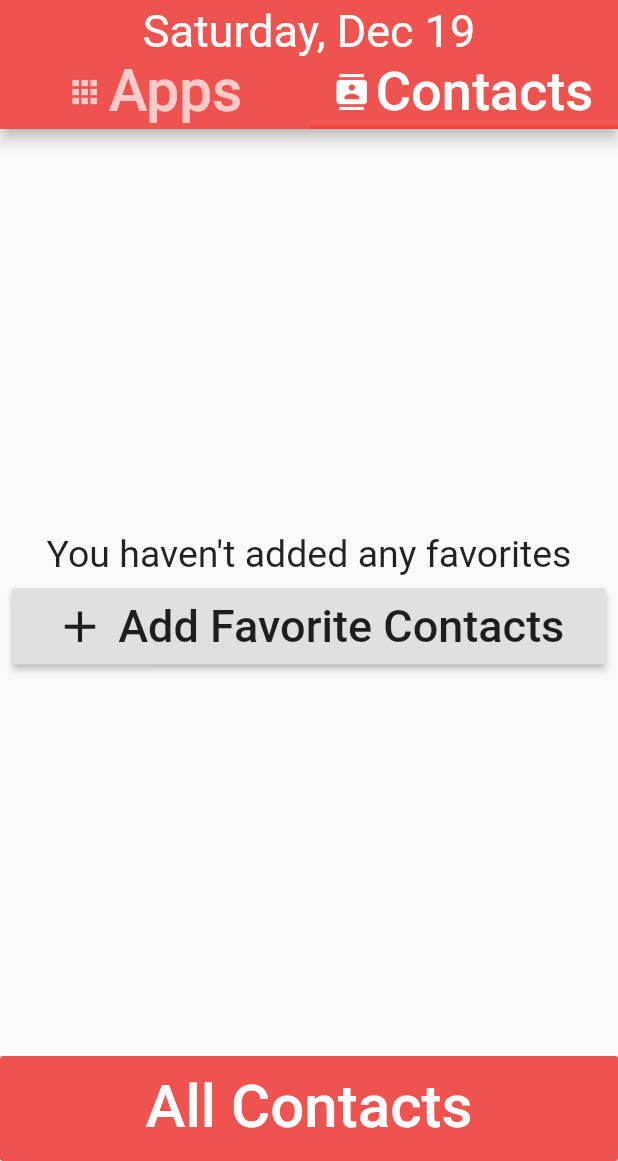
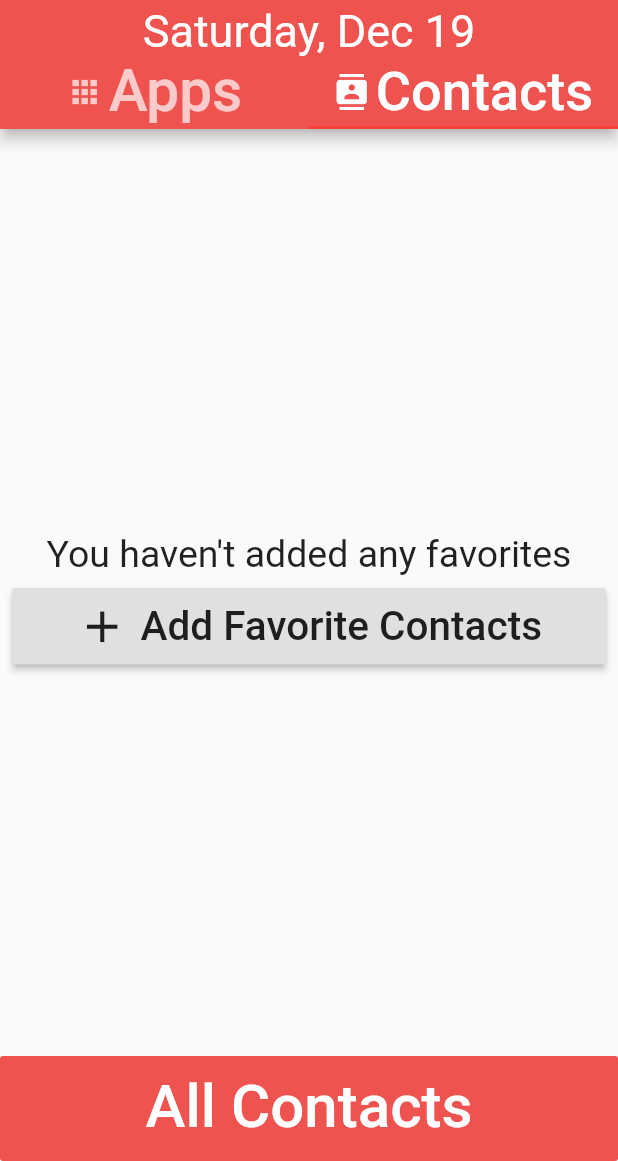
Before and after one commit to ClementSicard/SeniorLauncher, a Flutter app: the screen it shows after launch, tab 2 chosen, on a phone screen of 412 x 824 dp, the part 75-1236 px from its top. Run offline on Flutter 3.47's test engine with Material 2 defaults, Android fonts, the phone set to English and light mode, and no system bars; drawn by our look-alikes of auto_size_text; our stand-ins replace contacts_service, flutter_icons, permission_handler, shared_preferences; missing offline and left inert: device_apps; statements that could not run were skipped.

```diff
--- a/lib/constants/keys.dart
+++ b/lib/constants/keys.dart
@@ -1,4 +1,4 @@
 const keyFavApps = 'key_favourites_apps';
 const keyFavContacts = 'key_favourite_contacts';
 const keyDeprecatedFavApps = 'key_favorites';
-const keyIsFirstRun = "key_is_first_run";
+const keyIsFirstRun = 'key_is_first_run';
--- a/lib/main.dart
+++ b/lib/main.dart
@@ -2,7 +2,6 @@ import 'package:senior_launcher/data_sources/app_repository.dart';
 import 'package:senior_launcher/data_sources/contact_repository.dart';
 import 'package:senior_launcher/models/app_model.dart';
 import 'package:senior_launcher/models/contact_model.dart';
-import 'package:senior_launcher/models/date_time_model.dart';
 import 'package:senior_launcher/generated/l10n.dart';
 import 'package:senior_launcher/ui/pages/home_page/home_page.dart';
 import 'package:senior_launcher/ui/router.dart';
--- a/lib/ui/common/info_action_widget.dart
+++ b/lib/ui/common/info_action_widget.dart
@@ -55,7 +55,7 @@ class InfoActionWidget extends StatelessWidget {
                         child: AutoSizeText(
                           buttonLabel,
                           style: TextStyles.actionButtonLabel,
-                          textAlign: TextAlign.start,
+                          textAlign: TextAlign.center,
                         ),
                       ),
                     ],
--- a/lib/ui/theme.dart
+++ b/lib/ui/theme.dart
@@ -18,12 +18,12 @@ var darkTheme = ThemeData(
     textTheme: Typography.whiteMountainView);
 
 class TextStyles {
-  static const cardTitle = TextStyle(fontSize: 30);
-  static const listTitle = TextStyle(fontSize: 30);
+  static const cardTitle = TextStyle(fontSize: 27);
+  static const listTitle = TextStyle(fontSize: 27);
   static const headerTime = TextStyle(fontSize: 40);
   static const headerDate = TextStyle(color: Colors.white, fontSize: 30);
   static const infoMessage = TextStyle(fontSize: 25);
-  static const actionButtonLabel = TextStyle(fontSize: 30);
+  static const actionButtonLabel = TextStyle(fontSize: 27);
   static const primaryButtonLabel =
       TextStyle(color: Colors.white, fontSize: 50, height: 1);
   static const dialogTitle = TextStyle(color: Colors.black, fontSize: 25);
```
Also changed, not shown: lib/ui/pages/edit_page/edit_page.dart (+3 -5 lines), lib/ui/pages/edit_page/multi_select_widget.dart (+13 -3 lines), lib/generated/intl/messages_cs.dart.
